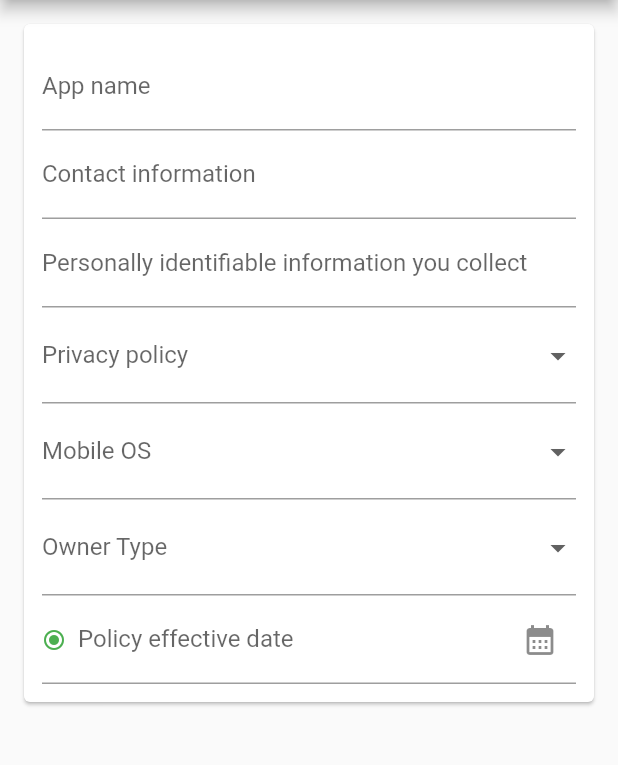
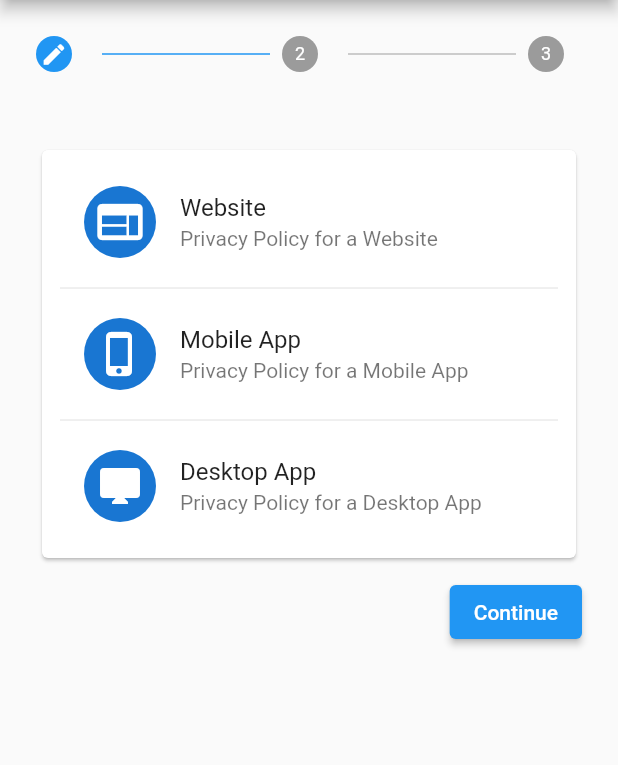
Before and after one commit to musahinist/terms_and_policy_generator, a Flutter app: the screen it shows after launch, on a phone screen of 412 x 824 dp, the part 84-849 px from its top. Run offline on Flutter 3.47's test engine with Material 2 defaults, Android fonts, the phone set to English and light mode, and no system bars; our stand-ins replace flutter_bloc, google_fonts.

Commit message:
feat: add steps

```diff
--- a/lib/feature/home_page.dart
+++ b/lib/feature/home_page.dart
@@ -1,93 +1,73 @@
 import 'package:flutter/material.dart';
-import 'package:terms_and_policy_generator/core/widget/ui/form/date_form_field.dart';
-import 'package:terms_and_policy_generator/core/widget/ui/form/form_label.dart';
+import 'package:terms_and_policy_generator/feature/step0.dart';
+import 'package:terms_and_policy_generator/feature/step1.dart';
+import 'package:terms_and_policy_generator/feature/step2.dart';
 
-class HomePage extends StatelessWidget {
+class HomePage extends StatefulWidget {
   const HomePage({Key? key}) : super(key: key);
 
+  @override
+  State<HomePage> createState() => _HomePageState();
+}
+
+class _HomePageState extends State<HomePage> {
+  int currentStep = 0;
+  List<Widget> steps = const [Step0(), Step1(), Step2()];
   @override
   Widget build(BuildContext context) {
     return Scaffold(
       appBar: AppBar(
         title: const Text('Terms and Policy Generator'),
       ),
-      body: Card(
-        margin: const EdgeInsets.all(16),
-        child: Padding(
-          padding: const EdgeInsets.all(12.0),
-          child: Column(
-            mainAxisSize: MainAxisSize.min,
-            children: <Widget>[
-              TextFormField(
-                decoration: const InputDecoration(
-                  labelText: 'App name',
-                ),
-              ),
-              TextFormField(
-                decoration: const InputDecoration(
-                  labelText: 'Contact information',
-                ),
-              ),
-              TextFormField(
-                decoration: const InputDecoration(
-                  labelText: 'Personally identifiable information you collect',
-                ),
-              ),
-              DropdownButtonFormField(
-                decoration: const InputDecoration(
-                  labelText: 'Privacy policy',
-                ),
-                items: const <String>['Privacy policy', 'Terms of service']
-                    .map((String value) {
-                  return DropdownMenuItem<String>(
-                    value: value,
-                    child: Text(value),
-                  );
-                }).toList(),
-                onChanged: (String? value) {
-                  print(value);
-                },
-              ),
-              DropdownButtonFormField(
-                decoration: const InputDecoration(
-                  labelText: 'Mobile OS',
-                ),
-                items: const <String>['Privacy policy', 'Terms of service']
-                    .map((String value) {
-                  return DropdownMenuItem<String>(
-                    value: value,
-                    child: Text(value),
-                  );
-                }).toList(),
-                onChanged: (String? value) {
-                  print(value);
-                },
-              ),
-              DropdownButtonFormField(
-                decoration: const InputDecoration(
-                  labelText: 'Owner Type',
-                ),
-                items: const <String>['Privacy policy', 'Terms of service']
-                    .map((String value) {
-                  return DropdownMenuItem<String>(
-                    value: value,
-                    child: Text(value),
-                  );
-                }).toList(),
-                onChanged: (String? value) {
-                  print(value);
-                },
-              ),
-              DateFormField(
-                label:
-                    const FormLabel("Policy effective date", Label.mandatory),
-                onChanged: (String? value) {
-                  print(value);
-                },
-              )
-            ],
-          ),
-        ),
+      body: Stepper(
+        elevation: 0,
+        onStepTapped: (i) {
+          currentStep = i;
+          setState(() {});
+        },
+        onStepContinue: () {
+          currentStep < steps.length - 1
+              ? setState(() => currentStep += 1)
+              : null;
+        },
+        onStepCancel: () {
+          currentStep > 0 ? setState(() => currentStep -= 1) : null;
+        },
+        currentStep: currentStep,
+        type: StepperType.horizontal,
+        controlsBuilder: (context, details) {
+          return Padding(
+            padding: const EdgeInsets.symmetric(vertical: 8.0),
+            child: Row(
+              mainAxisAlignment: MainAxisAlignment.end,
+              children: [
+                if (currentStep > 0)
+                  TextButton(
+                    onPressed: details.onStepCancel,
+                    child: const Text('Back'),
+                  ),
+                const SizedBox(width: 16),
+                ElevatedButton(
+                  onPressed: details.onStepContinue,
+                  child: const Text('Continue'),
+                )
+              ],
+            ),
+          );
+        },
+        steps: <Step>[
+          for (var i = 0; i < steps.length; i++)
+            Step(
+              isActive: currentStep >= i,
+              state: currentStep == i
+                  ? StepState.editing
+                  : currentStep < i
+                      ? StepState.disabled
+                      : StepState.complete,
+              content: steps[i],
+              title: const SizedBox.shrink(),
+            ),
+        ],
       ),
     );
   }
--- /dev/null
+++ b/lib/feature/step0.dart
@@ -0,0 +1,47 @@
+import 'package:flutter/material.dart';
+
+class Step0 extends StatelessWidget {
+  const Step0({
+    Key? key,
+  }) : super(key: key);
+
+  @override
+  Widget build(BuildContext context) {
+    return SingleChildScrollView(
+      child: Card(
+        child: Padding(
+          padding: const EdgeInsets.all(12.0),
+          child: Column(
+            mainAxisSize: MainAxisSize.min,
+            crossAxisAlignment: CrossAxisAlignment.stretch,
+            children: <Widget>[
+              ListTile(
+                leading: const CircleAvatar(
+                    radius: 24, child: Icon(Icons.web, size: 36)),
+                title: const Text('Website'),
+                subtitle: const Text('Privacy Policy for a Website'),
+                onTap: () {},
+              ),
+              const Divider(),
+              ListTile(
+                leading: const CircleAvatar(
+                    radius: 24, child: Icon(Icons.phone_iphone, size: 32)),
+                title: const Text('Mobile App'),
+                subtitle: const Text('Privacy Policy for a Mobile App'),
+                onTap: () {},
+              ),
+              const Divider(),
+              ListTile(
+                leading: const CircleAvatar(
+                    radius: 24, child: Icon(Icons.desktop_mac, size: 32)),
+                title: const Text('Desktop App'),
+                subtitle: const Text('Privacy Policy for a Desktop App'),
+                onTap: () {},
+              ),
+            ],
+          ),
+        ),
+      ),
+    );
+  }
+}
```
Also changed, not shown: lib/feature/step1.dart (added, +113 -0 lines), lib/feature/step2.dart (added, +36 -0 lines).
